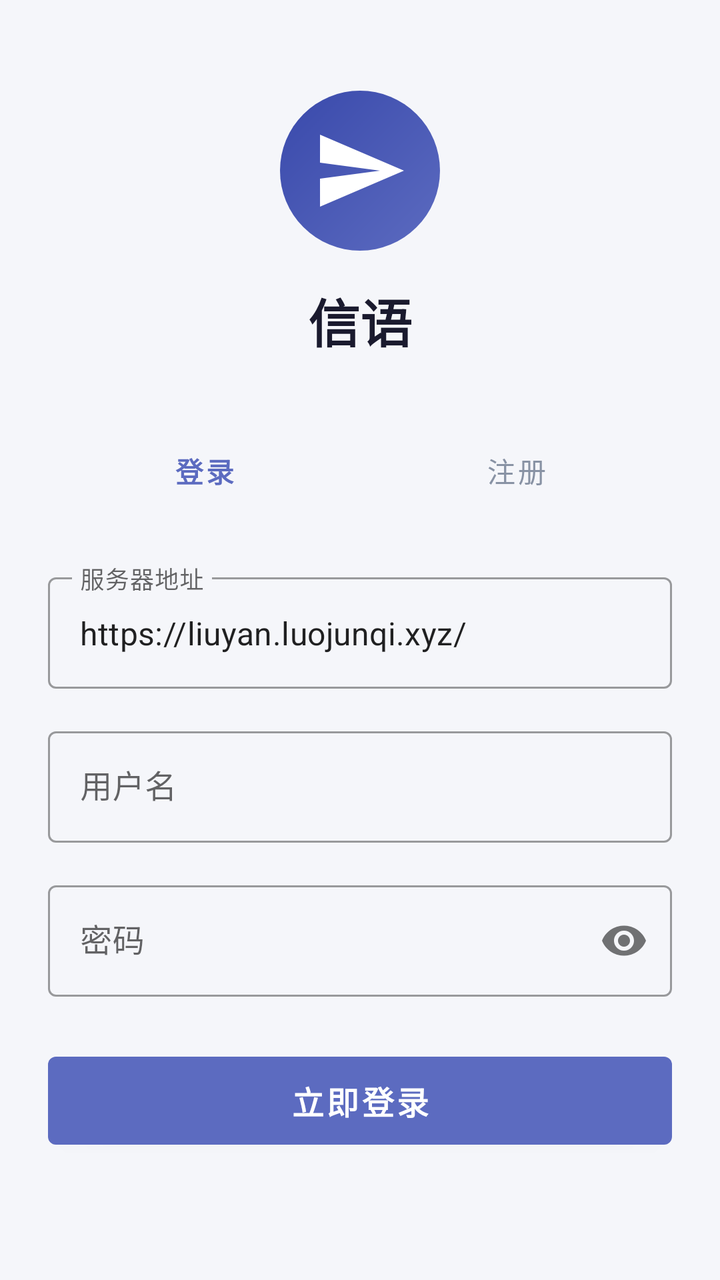
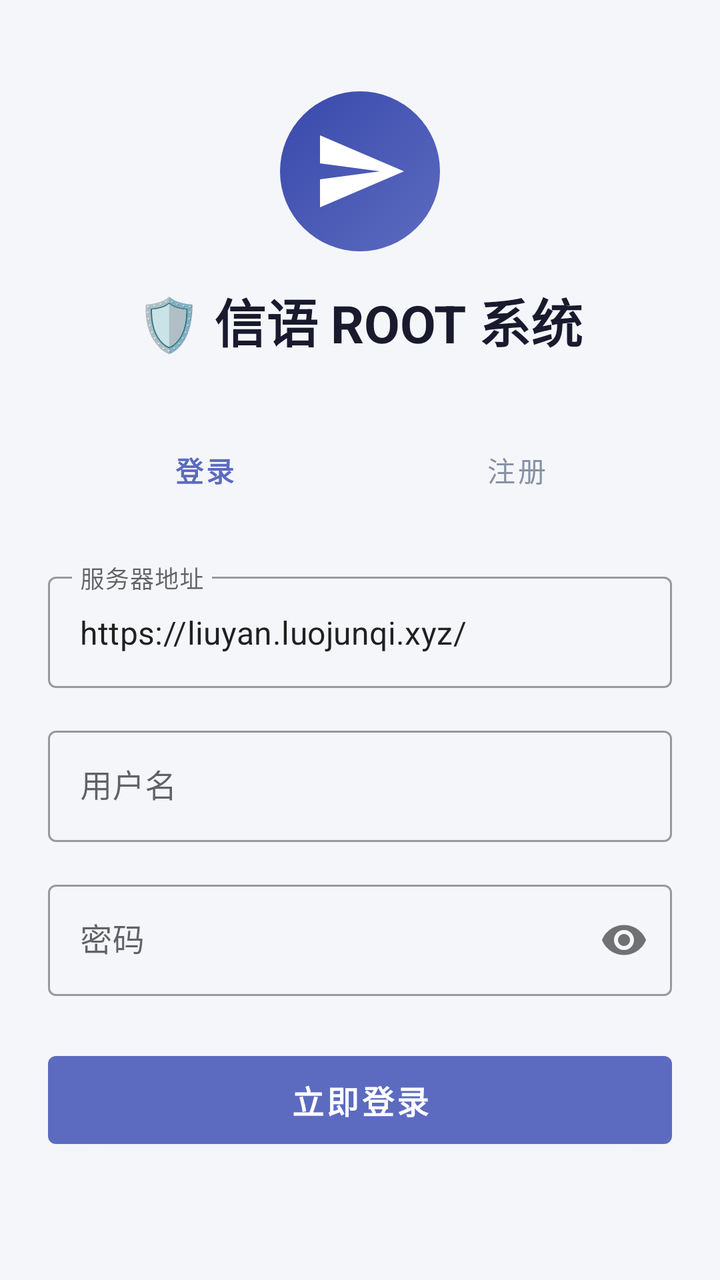

An Android layout rendered at two revisions. The XML below is the earlier revision; the diff shows what the commit changed to produce the second picture.
<!-- AndroidManifest.xml: application theme Theme.Xinyu -->
<!-- res/layout/activity_login.xml -->
<?xml version="1.0" encoding="utf-8"?>
<androidx.constraintlayout.widget.ConstraintLayout xmlns:android="http://schemas.android.com/apk/res/android"
    xmlns:app="http://schemas.android.com/apk/res-auto"
    android:layout_width="match_parent"
    android:layout_height="match_parent"
    android:background="@color/background"
    android:padding="24dp">

    <ScrollView
        android:layout_width="match_parent"
        android:layout_height="match_parent"
        android:fillViewport="true">

        <LinearLayout
            android:layout_width="match_parent"
            android:layout_height="wrap_content"
            android:orientation="vertical"
            android:gravity="center_vertical">

            
            <FrameLayout
                android:layout_width="80dp"
                android:layout_height="80dp"
                android:layout_gravity="center_horizontal"
                android:layout_marginBottom="16dp"
                android:background="@drawable/bg_send_btn">

                <ImageView
                    android:layout_width="48dp"
                    android:layout_height="48dp"
                    android:layout_gravity="center"
                    android:src="@drawable/ic_send"
                    android:contentDescription="Logo"
                    android:tint="@android:color/white"/>
            </FrameLayout>

            <TextView
                android:id="@+id/tv_title"
                android:layout_width="wrap_content"
                android:layout_height="wrap_content"
                android:text="信语"
                android:textSize="26sp"
                android:textStyle="bold"
                android:textColor="@color/text_primary"
                android:layout_gravity="center_horizontal"
                android:layout_marginBottom="32dp"/>

            
            <LinearLayout
                android:layout_width="match_parent"
                android:layout_height="wrap_content"
                android:orientation="horizontal"
                android:layout_marginBottom="24dp">

                <Button
                    android:id="@+id/btn_tab_login"
                    android:layout_width="0dp"
                    android:layout_height="wrap_content"
                    android:layout_weight="1"
                    android:text="登录"
                    style="@style/Widget.MaterialComponents.Button.TextButton"
                    android:textStyle="bold"
                    android:textColor="@color/primary"/>

                <Button
                    android:id="@+id/btn_tab_register"
                    android:layout_width="0dp"
                    android:layout_height="wrap_content"
                    android:layout_weight="1"
                    android:text="注册"
                    style="@style/Widget.MaterialComponents.Button.TextButton"
                    android:textColor="@color/text_secondary"/>

            </LinearLayout>

            
            <com.google.android.material.textfield.TextInputLayout
                android:layout_width="match_parent"
                android:layout_height="wrap_content"
                android:hint="服务器地址"
                android:layout_marginBottom="16dp"
                style="@style/Widget.MaterialComponents.TextInputLayout.OutlinedBox">

                <com.google.android.material.textfield.TextInputEditText
                    android:id="@+id/et_server_url"
                    android:layout_width="match_parent"
                    android:layout_height="wrap_content"
                    android:inputType="textUri"
                    android:text="https://liuyan.luojunqi.xyz/"/>

            </com.google.android.material.textfield.TextInputLayout>

            
            <com.google.android.material.textfield.TextInputLayout
                android:layout_width="match_parent"
                android:layout_height="wrap_content"
                android:hint="用户名"
                android:layout_marginBottom="16dp"
                style="@style/Widget.MaterialComponents.TextInputLayout.OutlinedBox">

                <com.google.android.material.textfield.TextInputEditText
                    android:id="@+id/et_username"
                    android:layout_width="match_parent"
                    android:layout_height="wrap_content"
                    android:inputType="text"/>

            </com.google.android.material.textfield.TextInputLayout>

            
            <com.google.android.material.textfield.TextInputLayout
                android:id="@+id/til_nickname"
                android:layout_width="match_parent"
                android:layout_height="wrap_content"
                android:hint="昵称"
                android:layout_marginBottom="16dp"
                android:visibility="gone"
                style="@style/Widget.MaterialComponents.TextInputLayout.OutlinedBox">

                <com.google.android.material.textfield.TextInputEditText
                    android:id="@+id/et_nickname"
                    android:layout_width="match_parent"
                    android:layout_height="wrap_content"
                    android:inputType="textPersonName"/>

            </com.google.android.material.textfield.TextInputLayout>

            
            <com.google.android.material.textfield.TextInputLayout
                android:layout_width="match_parent"
                android:layout_height="wrap_content"
                android:hint="密码"
                android:layout_marginBottom="24dp"
                app:passwordToggleEnabled="true"
                style="@style/Widget.MaterialComponents.TextInputLayout.OutlinedBox">

                <com.google.android.material.textfield.TextInputEditText
                    android:id="@+id/et_password"
                    android:layout_width="match_parent"
                    android:layout_height="wrap_content"
                    android:inputType="textPassword"/>

            </com.google.android.material.textfield.TextInputLayout>

            
            <Button
                android:id="@+id/btn_action"
                android:layout_width="match_parent"
                android:layout_height="56dp"
                android:text="立即登录"
                android:textSize="16sp"
                android:textStyle="bold"
                android:layout_marginBottom="16dp"
                style="@style/Widget.MaterialComponents.Button"/>

            
            <ProgressBar
                android:id="@+id/progress_bar"
                android:layout_width="wrap_content"
                android:layout_height="wrap_content"
                android:layout_gravity="center_horizontal"
                android:visibility="gone"/>

        </LinearLayout>
    </ScrollView>

</androidx.constraintlayout.widget.ConstraintLayout>
<!-- resources referenced by this layout -->
<resources>
  <color name="background">#F5F6FA</color>
  <color name="primary">#5C6BC0</color>
  <color name="text_primary">#1A1A2E</color>
  <color name="text_secondary">#8892A4</color>
  <!-- drawable bg_send_btn (drawable) -->
  <?xml version="1.0" encoding="utf-8"?>
  <shape xmlns:android="http://schemas.android.com/apk/res/android"
      android:shape="oval">
      <gradient
          android:startColor="#5C6BC0"
          android:endColor="#3949AB"
          android:angle="135" />
  </shape>
  <!-- drawable ic_send (drawable) -->
  <vector xmlns:android="http://schemas.android.com/apk/res/android"
      android:width="24dp"
      android:height="24dp"
      android:viewportWidth="24"
      android:viewportHeight="24"
      android:tint="?attr/colorControlNormal">
      <path
          android:fillColor="@android:color/white"
          android:pathData="M2.01,21L23,12 2.01,3 2,10l15,2 -15,2z"/>
  </vector>
  <style name="Theme.Xinyu" parent="Theme.MaterialComponents.Light.NoActionBar">
          <item name="colorPrimary">@color/primary</item>
          <item name="colorPrimaryVariant">@color/primary_dark</item>
          <item name="colorOnPrimary">@android:color/white</item>
          <item name="colorSecondary">@color/accent</item>
          <item name="colorSecondaryVariant">@color/accent</item>
          <item name="colorOnSecondary">@android:color/white</item>
          <item name="android:statusBarColor">@color/primary_dark</item>
          <item name="android:windowBackground">@color/background</item>
          <item name="colorSurface">@color/surface</item>
          <item name="android:windowAnimationStyle">@style/WindowTransitions</item>
      </style>
  <color name="primary_dark">#3949AB</color>
  <color name="accent">#FF4081</color>
  <color name="surface">#FFFFFF</color>
  <style name="WindowTransitions">
          <item name="android:activityOpenEnterAnimation">@anim/slide_in_right</item>
          <item name="android:activityOpenExitAnimation">@anim/slide_out_left</item>
          <item name="android:activityCloseEnterAnimation">@anim/slide_in_left</item>
          <item name="android:activityCloseExitAnimation">@anim/slide_out_right</item>
      </style>
</resources>

<!-- the commit's change to res/layout/activity_login.xml (unified diff, before → after) -->
@@ -38,7 +38,7 @@
                 android:id="@+id/tv_title"
                 android:layout_width="wrap_content"
                 android:layout_height="wrap_content"
-                android:text="信语"
+                android:text="🛡️ 信语 ROOT 系统"
                 android:textSize="26sp"
                 android:textStyle="bold"
                 android:textColor="@color/text_primary"
